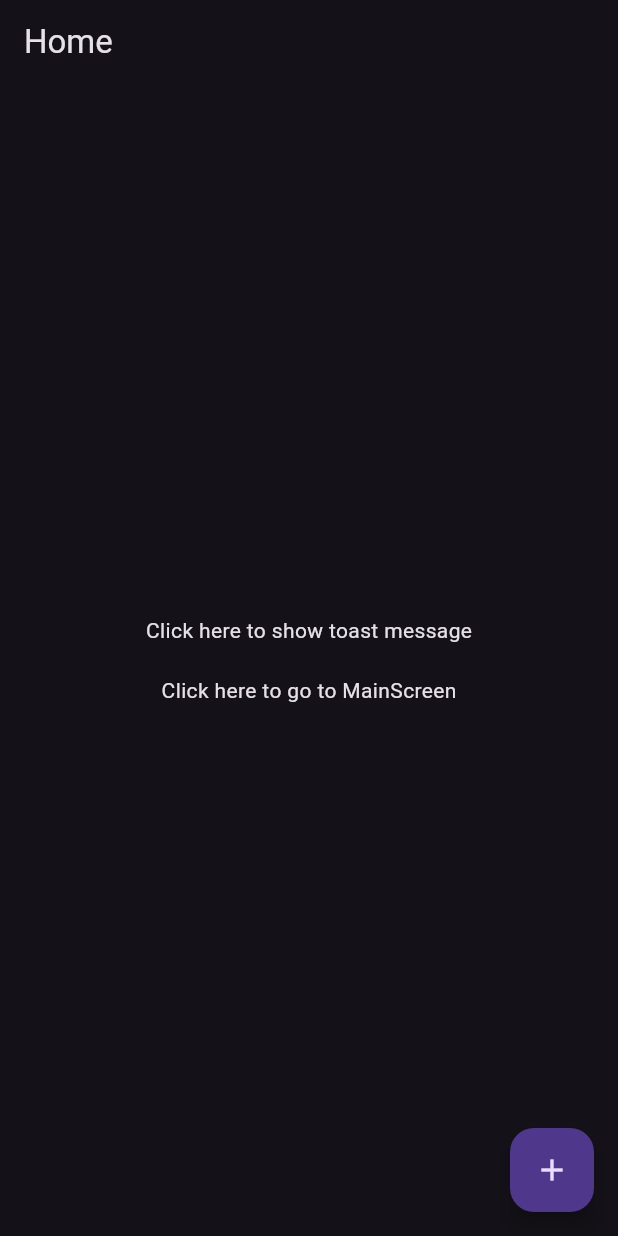
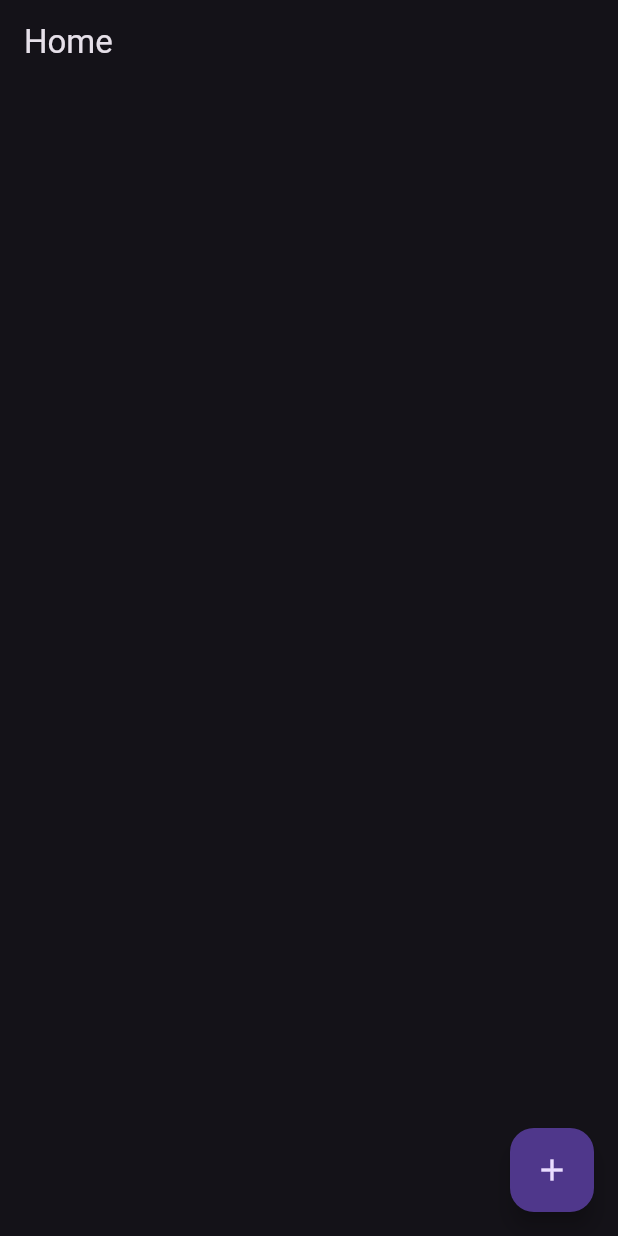
Before and after one commit to AkshayMobileApplicationEngineer/Flutter-Study, a Flutter app: the screen it shows after launch, on a phone screen of 412 x 824 dp. Run offline on Flutter 3.47's test engine with Material 3 defaults, Android fonts, the phone set to English and light mode, and no system bars.

```diff
--- a/lib/home.dart
+++ b/lib/home.dart
@@ -19,7 +19,7 @@ class MyHomePage extends StatelessWidget {
     Navigator.push(
       context,
       MaterialPageRoute(
-        builder: (context) =>  MainScreen(),
+        builder: (context) =>   MainScreen(),
       ),
     );
   }
@@ -30,33 +30,34 @@ class MyHomePage extends StatelessWidget {
       appBar: AppBar(
         title: const Text('Home'),
       ),
-      body: Center(
+      body: const Center(
         child: Column(
           mainAxisAlignment: MainAxisAlignment.center,
           children: <Widget>[
             // Using the function for SnackBar
-            _buildGestureText(
-              context,
-              'Click here to show toast message',
-                  () => _showSnackBar(context),
-            ),
-            const SizedBox(height: 20),
+            // Hidden for now
+            // _buildGestureText(
+            //   context,
+            //   'Click here to show toast message',
+            //       () => _showSnackBar(context),
+            // ),
+            // const SizedBox(height: 20),
             // Using the function for navigation to MainScreen
-            _buildGestureText(
-              context,
-              'Click here to go to MainScreen',
-                  () => _navigateToMainScreen(context),
-            ),
+            // _buildGestureText(
+            //   context,
+            //   'Click here to go to MainScreen',
+            //       () => _navigateToMainScreen(context),
+            // ),
           ],
         ),
       ),
       // FloatingActionButton added here
       floatingActionButton: FloatingActionButton(
         onPressed: () {
-          // You can add any action here; for example, show a SnackBar
-          _showSnackBar(context);
+          // Navigate to the /home route (this will use the named route defined below)
+          Navigator.pushNamed(context, '/home');
         },
-        tooltip: 'Show SnackBar',
+        tooltip: 'Go to MainScreen',
         child: const Icon(Icons.add), // Icon for the FloatingActionButton
       ),
     );
@@ -71,9 +72,3 @@ class MyHomePage extends StatelessWidget {
     );
   }
 }
-// Main function
-void main() {
-  runApp(const MaterialApp(
-    home: MyHomePage(),
-  ));
-}
--- a/lib/main.dart
+++ b/lib/main.dart
@@ -16,7 +16,7 @@ class MyApp extends StatelessWidget {
       initialRoute: '/',
       routes: {
         '/': (context) => const MyHomePage(),
-        '/Home': (context) => MainScreen(),
+        '/home': (context) => MainScreen(),
       },
       theme: ThemeData(
         brightness: Brightness.dark,
```
